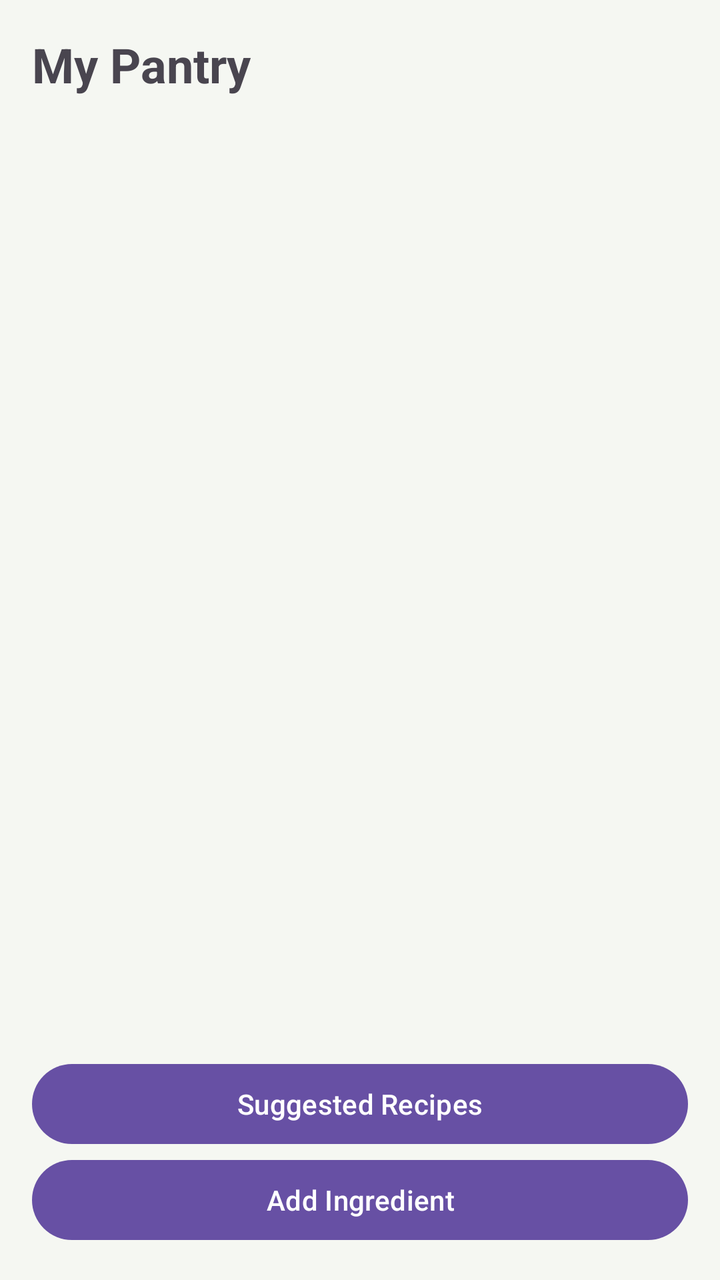
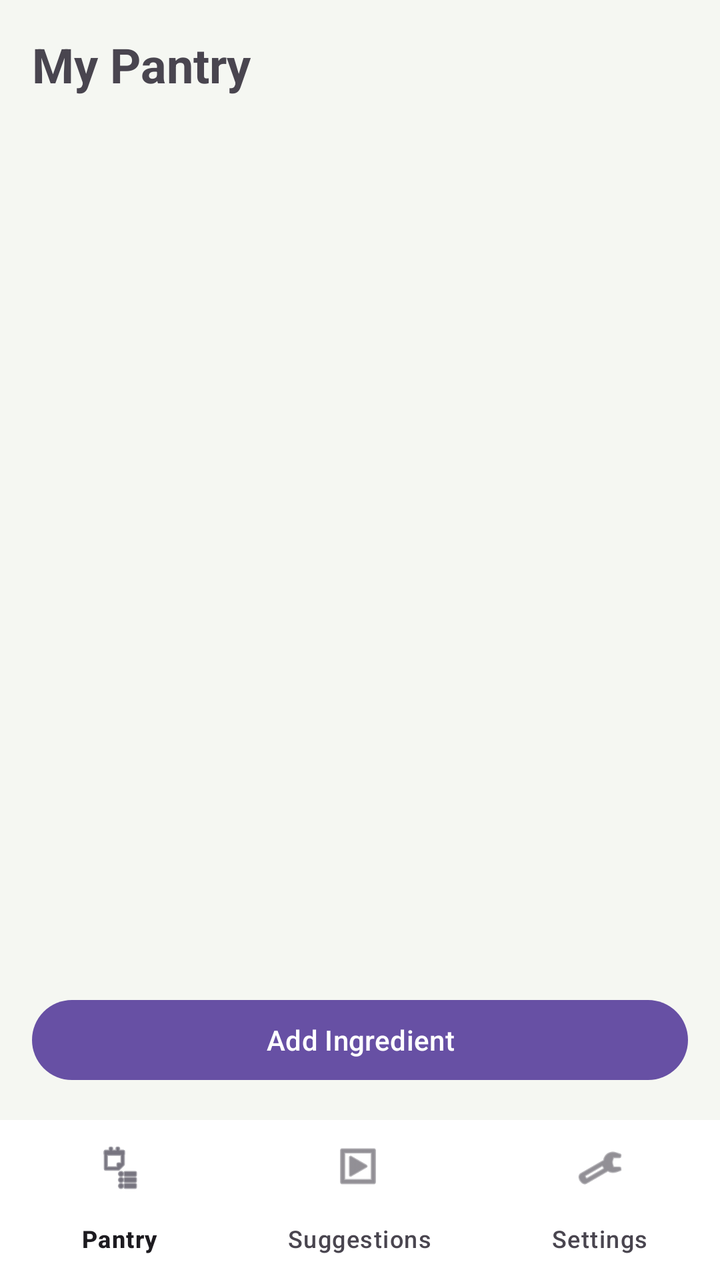

Two renders of the same Android screen: before a commit and after it. Below are the layout's source before the change and the commit's diff.
<!-- AndroidManifest.xml: application theme Theme.SmartPantryManager -->
<!-- res/layout/activity_pantry.xml -->
<?xml version="1.0" encoding="utf-8"?>
<androidx.constraintlayout.widget.ConstraintLayout
    xmlns:android="http://schemas.android.com/apk/res/android"
    xmlns:app="http://schemas.android.com/apk/res-auto"
    android:id="@+id/main"
    android:layout_width="match_parent"
    android:layout_height="match_parent"
    android:background="#F5F7F2">

    <TextView
        android:id="@+id/tvTitle"
        android:layout_width="0dp"
        android:layout_height="wrap_content"
        android:padding="16dp"
        android:text="My Pantry"
        android:textSize="24sp"
        android:textStyle="bold"
        app:layout_constraintTop_toTopOf="parent"
        app:layout_constraintStart_toStartOf="parent"
        app:layout_constraintEnd_toEndOf="parent" />

    <androidx.recyclerview.widget.RecyclerView
        android:id="@+id/rvPantry"
        android:layout_width="0dp"
        android:layout_height="0dp"
        app:layout_constraintTop_toBottomOf="@id/tvTitle"
        app:layout_constraintBottom_toTopOf="@id/btnSuggested"
        app:layout_constraintStart_toStartOf="parent"
        app:layout_constraintEnd_toEndOf="parent" />

    <TextView
        android:id="@+id/tvEmpty"
        android:layout_width="wrap_content"
        android:layout_height="wrap_content"
        android:text="Your pantry is empty. Add some ingredients!"
        android:visibility="gone"
        app:layout_constraintTop_toTopOf="parent"
        app:layout_constraintBottom_toBottomOf="parent"
        app:layout_constraintStart_toStartOf="parent"
        app:layout_constraintEnd_toEndOf="parent" />

    <Button
        android:id="@+id/btnAddIngredient"
        android:layout_width="0dp"
        android:layout_height="wrap_content"
        android:layout_margin="16dp"
        android:text="Add Ingredient"
        app:layout_constraintBottom_toBottomOf="parent"
        app:layout_constraintStart_toStartOf="parent"
        app:layout_constraintEnd_toEndOf="parent" />
    <Button
        android:id="@+id/btnSuggested"
        android:layout_width="0dp"
        android:layout_height="wrap_content"
        android:layout_marginStart="16dp"
        android:layout_marginEnd="16dp"
        android:text="Suggested Recipes"
        app:layout_constraintBottom_toTopOf="@id/btnAddIngredient"
        app:layout_constraintStart_toStartOf="parent"
        app:layout_constraintEnd_toEndOf="parent" />
</androidx.constraintlayout.widget.ConstraintLayout>
<!-- resources referenced by this layout -->
<resources>
  <style name="Theme.SmartPantryManager" parent="Base.Theme.SmartPantryManager" />
  <style name="Base.Theme.SmartPantryManager" parent="Theme.Material3.DayNight.NoActionBar">
          
          
      </style>
</resources>

<!-- the commit's change to res/layout/activity_pantry.xml (unified diff, before → after) -->
@@ -24,7 +24,7 @@
         android:layout_width="0dp"
         android:layout_height="0dp"
         app:layout_constraintTop_toBottomOf="@id/tvTitle"
-        app:layout_constraintBottom_toTopOf="@id/btnSuggested"
+        app:layout_constraintBottom_toTopOf="@id/btnAddIngredient"
         app:layout_constraintStart_toStartOf="parent"
         app:layout_constraintEnd_toEndOf="parent" />
 
@@ -45,17 +45,18 @@
         android:layout_height="wrap_content"
         android:layout_margin="16dp"
         android:text="Add Ingredient"
+        app:layout_constraintBottom_toTopOf="@id/bottomNav"
+        app:layout_constraintStart_toStartOf="parent"
+        app:layout_constraintEnd_toEndOf="parent" />
+
+    <com.google.android.material.bottomnavigation.BottomNavigationView
+        android:id="@+id/bottomNav"
+        android:layout_width="0dp"
+        android:layout_height="wrap_content"
+        android:background="#FFFFFF"
+        app:menu="@menu/bottom_nav_menu"
         app:layout_constraintBottom_toBottomOf="parent"
         app:layout_constraintStart_toStartOf="parent"
         app:layout_constraintEnd_toEndOf="parent" />
-    <Button
-        android:id="@+id/btnSuggested"
-        android:layout_width="0dp"
-        android:layout_height="wrap_content"
-        android:layout_marginStart="16dp"
-        android:layout_marginEnd="16dp"
-        android:text="Suggested Recipes"
-        app:layout_constraintBottom_toTopOf="@id/btnAddIngredient"
-        app:layout_constraintStart_toStartOf="parent"
-        app:layout_constraintEnd_toEndOf="parent" />
+
 </androidx.constraintlayout.widget.ConstraintLayout>
